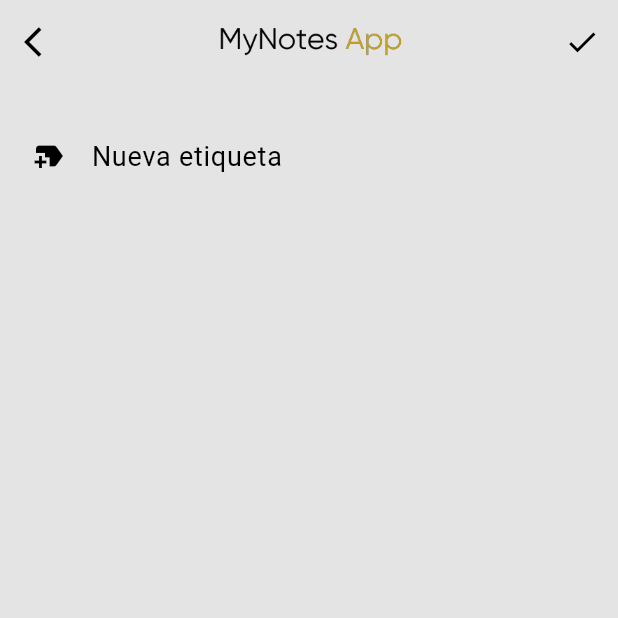
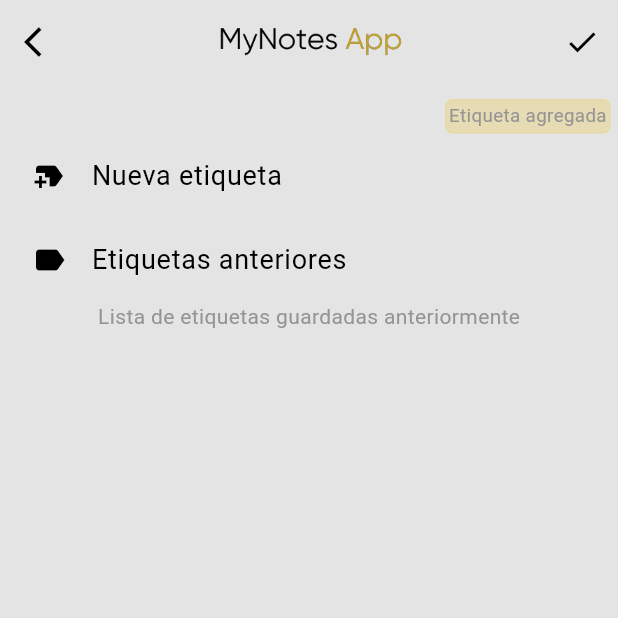
Before and after one commit to OsiNubis99/NoteApp-Frontend, a Flutter app: the TagScreen screen opened directly, on a phone screen of 412 x 824 dp, the top half of it. Run offline on Flutter 3.47's test engine with Material 2 defaults, Android fonts, the phone set to English and light mode, and no system bars; our stand-ins replace dio, flutter_speed_dial, geolocator, image_cropper, image_picker, simple_gradient_text and 1 more; missing offline and left inert: google_mlkit_text_recognition, quill_html_editor.

Commit message:
Added tags

```diff
--- a/lib/presentation/screens/tag/tag_screen.dart
+++ b/lib/presentation/screens/tag/tag_screen.dart
@@ -38,8 +38,7 @@ class _TagScreenState extends State<TagScreen> {
         elevation: 0,
         leading: IconButton(
           onPressed: () {
-            final route =
-              MaterialPageRoute(builder: (context) => NoteEditorScreen());
+            final route = MaterialPageRoute(builder: (context) => NoteEditorScreen());
               Navigator.pushReplacement(context, route);
           },
           icon: Icon(Icons.arrow_back_ios, color: Color(0XFF000000)),
@@ -54,8 +53,7 @@ class _TagScreenState extends State<TagScreen> {
           IconButton(
             icon: const Icon(Icons.check, color: AppTheme.text_dark),
               onPressed: () async {
-            final route =
-              MaterialPageRoute(builder: (context) => NoteEditorScreen());
+            final route = MaterialPageRoute(builder: (context) => NoteEditorScreen());
               Navigator.pushReplacement(context, route);
           },
           ),
@@ -66,9 +64,35 @@ class _TagScreenState extends State<TagScreen> {
 
         //NEW TAG
         child: Container(
-          padding: const EdgeInsets.only(top: 20, right:5, left:5, bottom: 10),
+          padding: const EdgeInsets.only(top: 10, right:5, left:5, bottom: 10),
           child: Column(
             children: [
+
+              Row(
+                mainAxisAlignment: MainAxisAlignment.end,
+                children: [
+                  Container(
+                    padding: EdgeInsets.all(1.5),
+                    decoration: BoxDecoration(
+                      borderRadius: BorderRadius.circular(5),
+                      border: Border.all(color: AppTheme.primary.withOpacity(0.10)),
+                      gradient: LinearGradient(
+                        begin: Alignment.topLeft,
+                        end: Alignment.bottomRight,
+                        colors: [
+                          AppTheme.primary.withOpacity(0.25),
+                          AppTheme.primary.withOpacity(0.25),
+                        ]
+                      ),
+                    ),
+                    child: Text(
+                      "Etiqueta agregada",
+                      style: TextStyle(fontSize: 12.5,fontWeight: FontWeight.normal,
+                      color: Color.fromARGB(255, 148, 148, 148),)
+                    ),
+                  ),
+                ],
+              ),
 
               //add tag buttom
               GestureDetector(
@@ -88,13 +112,28 @@ class _TagScreenState extends State<TagScreen> {
                       fontWeight: FontWeight.normal,
                       color: AppTheme.text_dark,),
                   ),
-                  leading: Icon(Icons.new_label),
+                  leading: Icon(Icons.new_label,),
                 ),
               ),
 
               //lista de etiquetas ya guardadas
-
-
+              const ListTile(
+                  title: Text(
+                    'Etiquetas anteriores',
+                    style: TextStyle(
+                      fontSize: 18.0,
+                      fontWeight: FontWeight.normal,
+                      color: AppTheme.text_dark,),
+                  ),
+                  leading: Icon(Icons.label,),
+                ),
+              const Text(
+                'Lista de etiquetas guardadas anteriormente',
+                style: TextStyle(
+                  fontSize: 14.0,
+                  fontWeight: FontWeight.normal,
+                  color: Color.fromARGB(255, 148, 148, 148),),
+              ),
 
             ],
           ),
```
